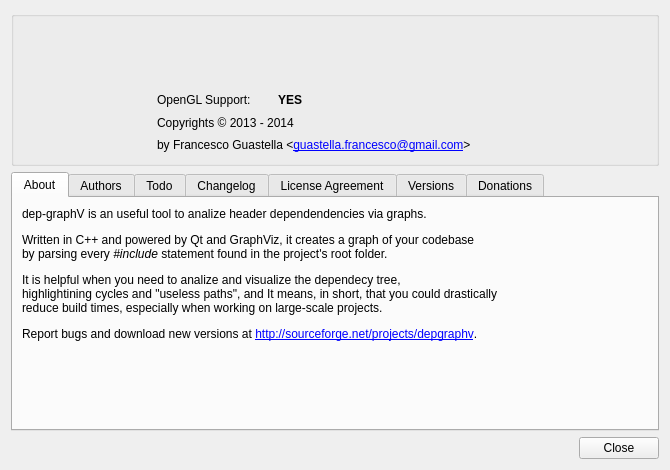
Before: the Qt Designer form ui/aboutdialog.ui in romeoxbm/depgraphv, drawn with Qt 5.
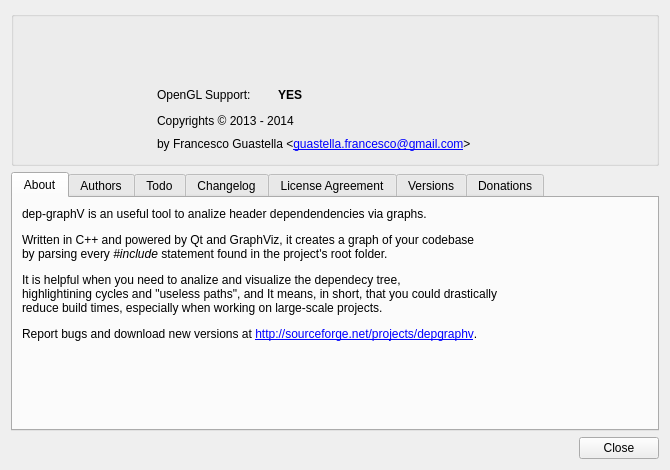
After: the same form once the commit is applied. Icons and pictures are not drawn.

```diff
--- a/ui/aboutdialog.ui
+++ b/ui/aboutdialog.ui
@@ -81,13 +81,13 @@
         <property name="minimumSize">
          <size>
           <width>115</width>
-          <height>15</height>
+          <height>20</height>
          </size>
         </property>
         <property name="maximumSize">
          <size>
           <width>115</width>
-          <height>15</height>
+          <height>20</height>
          </size>
         </property>
         <property name="text">
@@ -100,13 +100,13 @@
         <property name="minimumSize">
          <size>
           <width>0</width>
-          <height>15</height>
+          <height>20</height>
          </size>
         </property>
         <property name="maximumSize">
          <size>
           <width>16777215</width>
-          <height>15</height>
+          <height>20</height>
          </size>
         </property>
         <property name="font">
@@ -124,14 +124,14 @@
        <widget class="QLabel" name="projectCopyRightsLabel">
         <property name="minimumSize">
          <size>
-          <width>0</width>
+          <width>20</width>
           <height>15</height>
          </size>
         </property>
         <property name="maximumSize">
          <size>
           <width>16777215</width>
-          <height>15</height>
+          <height>20</height>
          </size>
         </property>
         <property name="text">
@@ -150,13 +150,13 @@
         <property name="minimumSize">
          <size>
           <width>0</width>
-          <height>15</height>
+          <height>20</height>
          </size>
         </property>
         <property name="maximumSize">
          <size>
           <width>16777215</width>
-          <height>15</height>
+          <height>20</height>
          </size>
         </property>
         <property name="text">
```
